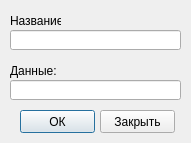
The window that WeatherMonitor/EditCity.ui (Yotun/WeatherMonitor) describes before a commit, drawn with Qt 5.
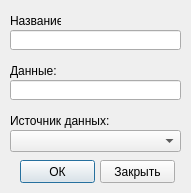
The same window after the commit.

Commit message: Реализована фабрика источников данных, заготовки для классов источников данных, фоновый поток для обновления даных

```diff
--- a/WeatherMonitor/EditCity.ui
+++ b/WeatherMonitor/EditCity.ui
@@ -7,7 +7,7 @@
     <x>0</x>
     <y>0</y>
     <width>191</width>
-    <height>143</height>
+    <height>193</height>
    </rect>
   </property>
   <property name="windowTitle">
@@ -66,7 +66,7 @@
    <property name="geometry">
     <rect>
      <x>20</x>
-     <y>110</y>
+     <y>160</y>
      <width>75</width>
      <height>23</height>
     </rect>
@@ -79,7 +79,7 @@
    <property name="geometry">
     <rect>
      <x>100</x>
-     <y>110</y>
+     <y>160</y>
      <width>75</width>
      <height>23</height>
     </rect>
@@ -88,6 +88,32 @@
     <string>Закрыть</string>
    </property>
   </widget>
+  <widget class="QLabel" name="label_3">
+   <property name="geometry">
+    <rect>
+     <x>10</x>
+     <y>110</y>
+     <width>101</width>
+     <height>21</height>
+    </rect>
+   </property>
+   <property name="layoutDirection">
+    <enum>Qt::LeftToRight</enum>
+   </property>
+   <property name="text">
+    <string>Источник данных:</string>
+   </property>
+  </widget>
+  <widget class="QComboBox" name="cmbDataSource">
+   <property name="geometry">
+    <rect>
+     <x>10</x>
+     <y>130</y>
+     <width>171</width>
+     <height>22</height>
+    </rect>
+   </property>
+  </widget>
  </widget>
  <layoutdefault spacing="6" margin="11"/>
  <resources/>
```
The commit also changes 22 other files.
